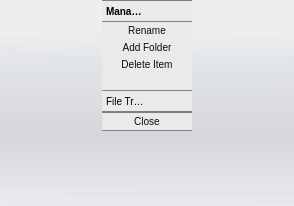
Qt form bin/data/ui/inventory.ui (realXtend/tundra) before a commit.
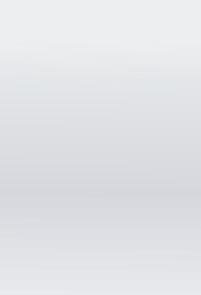
The same form after that commit. Icons and pictures are not drawn.

Commit message: *Removed all buttons from inventory UI. All features are now behind right-click context menu. *Possible inventory actions are now updated according to the item which was clicked. *Some bug fixing & code cleanup (tabs to spaces etc.)

What changed in the file:
```diff
--- a/bin/data/ui/inventory.ui
+++ b/bin/data/ui/inventory.ui
@@ -6,8 +6,8 @@
    <rect>
     <x>0</x>
     <y>0</y>
-    <width>294</width>
-    <height>206</height>
+    <width>201</width>
+    <height>295</height>
    </rect>
   </property>
   <property name="sizePolicy">
@@ -23,14 +23,15 @@
    <bool>false</bool>
   </property>
   <property name="styleSheet">
-   <string notr="true">    /* Containers */
+   <string notr="true">
+   /* Containers */
     QWidget#inventorymain {
-		background-color: none;
+        background-color: none;
     }
 
-	QFrame#MainFrame {
-		background-color: qlineargradient(spread:pad, x1:0.006, y1:0, x2:0, y2:1, stop:0.142045 rgba(229, 234, 243, 50), stop:0.295455 rgba(209, 215, 221, 110), stop:0.65 rgba(179, 183, 196, 110), stop:1 rgba(222, 227, 236, 100));
-	}
+    QFrame#MainFrame {
+        background-color: qlineargradient(spread:pad, x1:0.006, y1:0, x2:0, y2:1, stop:0.142045 rgba(229, 234, 243,     50), stop:0.295455 rgba(209, 215, 221, 110), stop:0.65 rgba(179, 183, 196, 110), stop:1 rgba(222, 227, 236, 100));
+    }
 
     /* QToolBox */
     QToolBox::tab {
@@ -49,7 +50,7 @@
     }
 
     QToolBox::tab:selected {
-		background-color: rgb(234, 234, 234);
+        background-color: rgb(234, 234, 234);
         font: bold;
     }
     
@@ -125,7 +126,7 @@
        <number>0</number>
       </property>
       <item>
-       <layout class="QHBoxLayout" name="horizontalLayout_BottomContainer" stretch="0">
+       <layout class="QHBoxLayout" name="horizontalLayout_BottomContainer" stretch="">
         <property name="spacing">
          <number>0</number>
         </property>
@@ -135,151 +136,6 @@
         <property name="topMargin">
          <number>0</number>
         </property>
-        <item>
-         <layout class="QVBoxLayout" name="verticalLayout_RightContainer">
-          <property name="spacing">
-           <number>0</number>
-          </property>
-          <item>
-           <widget class="QToolBox" name="toolBoxMenu">
-            <property name="sizePolicy">
-             <sizepolicy hsizetype="Preferred" vsizetype="Fixed">
-              <horstretch>0</horstretch>
-              <verstretch>0</verstretch>
-             </sizepolicy>
-            </property>
-            <property name="minimumSize">
-             <size>
-              <width>90</width>
-              <height>0</height>
-             </size>
-            </property>
-            <property name="maximumSize">
-             <size>
-              <width>90</width>
-              <height>16777215</height>
-             </size>
-            </property>
-            <property name="styleSheet">
-             <string notr="true">QFrame { background-color: rgb(234, 234, 234); }</string>
-            </property>
-            <property name="currentIndex">
-             <number>0</number>
-            </property>
-            <property name="tabSpacing">
-             <number>0</number>
-            </property>
-            <widget class="QWidget" name="management">
-             <property name="sizePolicy">
-              <sizepolicy hsizetype="Preferred" vsizetype="Fixed">
-               <horstretch>0</horstretch>
-               <verstretch>0</verstretch>
-              </sizepolicy>
-             </property>
-             <attribute name="label">
-              <string>Management</string>
-             </attribute>
-             <layout class="QVBoxLayout" name="verticalLayout_5">
-              <property name="spacing">
-               <number>0</number>
-              </property>
-              <property name="margin">
-               <number>0</number>
-              </property>
-              <item>
-               <widget class="QPushButton" name="pushButton_Rename">
-                <property name="text">
-                 <string>Rename</string>
-                </property>
-               </widget>
-              </item>
-              <item>
-               <widget class="QPushButton" name="pushButton_AddFolder">
-                <property name="sizePolicy">
-                 <sizepolicy hsizetype="Expanding" vsizetype="Fixed">
-                  <horstretch>0</horstretch>
-                  <verstretch>0</verstretch>
-                 </sizepolicy>
-                </property>
-                <property name="text">
-                 <string>Add Folder</string>
-                </property>
-               </widget>
-              </item>
-              <item>
-               <widget class="QPushButton" name="pushButton_DeleteItem">
-                <property name="text">
-                 <string>Delete Item</string>
-                </property>
-               </widget>
-              </item>
-             </layout>
-            </widget>
-            <widget class="QWidget" name="fileTransfer">
-             <property name="geometry">
-              <rect>
-               <x>0</x>
-               <y>0</y>
-               <width>90</width>
-               <height>32</height>
-              </rect>
-             </property>
-             <property name="sizePolicy">
-              <sizepolicy hsizetype="Preferred" vsizetype="Fixed">
-               <horstretch>0</horstretch>
-               <verstretch>0</verstretch>
-              </sizepolicy>
-             </property>
-             <attribute name="label">
-              <string>File Transfer</string>
-             </attribute>
-             <layout class="QVBoxLayout" name="verticalLayout_3">
-              <property name="spacing">
-               <number>0</number>
-              </property>
-              <property name="margin">
-               <number>0</number>
-              </property>
-              <item>
-               <widget class="QPushButton" name="pushButton_Upload">
-                <property name="text">
-                 <string>Upload</string>
-                </property>
-               </widget>
-              </item>
-              <item>
-               <widget class="QPushButton" name="pushButton_Download">
-                <property name="text">
-                 <string>Download</string>
-                </property>
-               </widget>
-              </item>
-             </layout>
-            </widget>
-           </widget>
-          </item>
-          <item>
-           <widget class="QPushButton" name="pushButton_Close">
-            <property name="text">
-             <string>Close</string>
-            </property>
-           </widget>
-          </item>
-          <item>
-           <spacer name="verticalSpacer">
-            <property name="orientation">
-             <enum>Qt::Vertical</enum>
-            </property>
-            <property name="sizeHint" stdset="0">
-             <size>
-              <width>20</width>
-              <height>40</height>
-             </size>
-            </property>
-           </spacer>
-          </item>
-         </layout>
-        </item>
        </layout>
       </item>
      </layout>
```
The commit also changes 20 other files.
